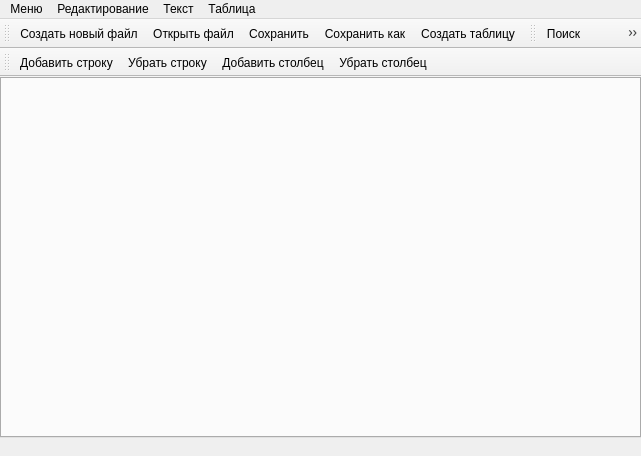
The window that Lab_5/mainwindow.ui (danyowoj/TTE) describes before a commit, drawn with Qt 5.
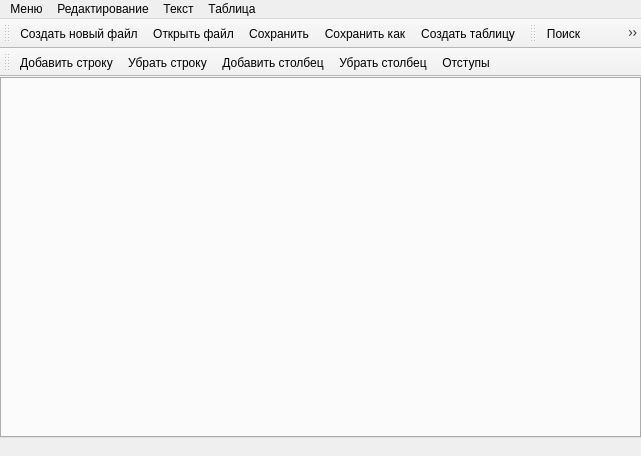
The same window after the commit. Icons and pictures are not drawn.

```diff
--- a/Lab_5/mainwindow.ui
+++ b/Lab_5/mainwindow.ui
@@ -126,6 +126,7 @@
    <addaction name="DeleteRow"/>
    <addaction name="AddColumn"/>
    <addaction name="DeleteColumn"/>
+   <addaction name="Paddins"/>
   </widget>
   <action name="CreateNewFile">
    <property name="icon">
@@ -298,6 +299,15 @@
     <string>Убрать столбец</string>
    </property>
   </action>
+  <action name="Paddins">
+   <property name="icon">
+    <iconset resource="resources.qrc">
+     <normaloff>:/res/images/icons/indent.png</normaloff>:/res/images/icons/indent.png</iconset>
+   </property>
+   <property name="text">
+    <string>Отступы</string>
+   </property>
+  </action>
  </widget>
  <layoutdefault spacing="6" margin="11"/>
  <resources>
```
Left out of the diff: 1 changed line with no effect on the pictures.
